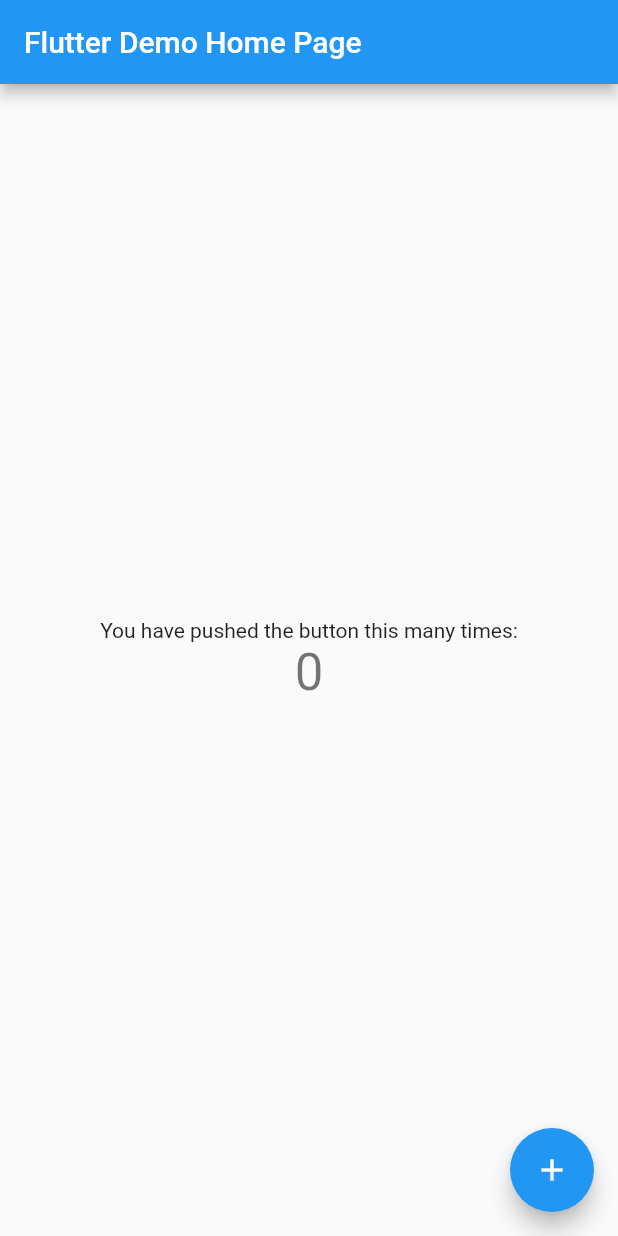
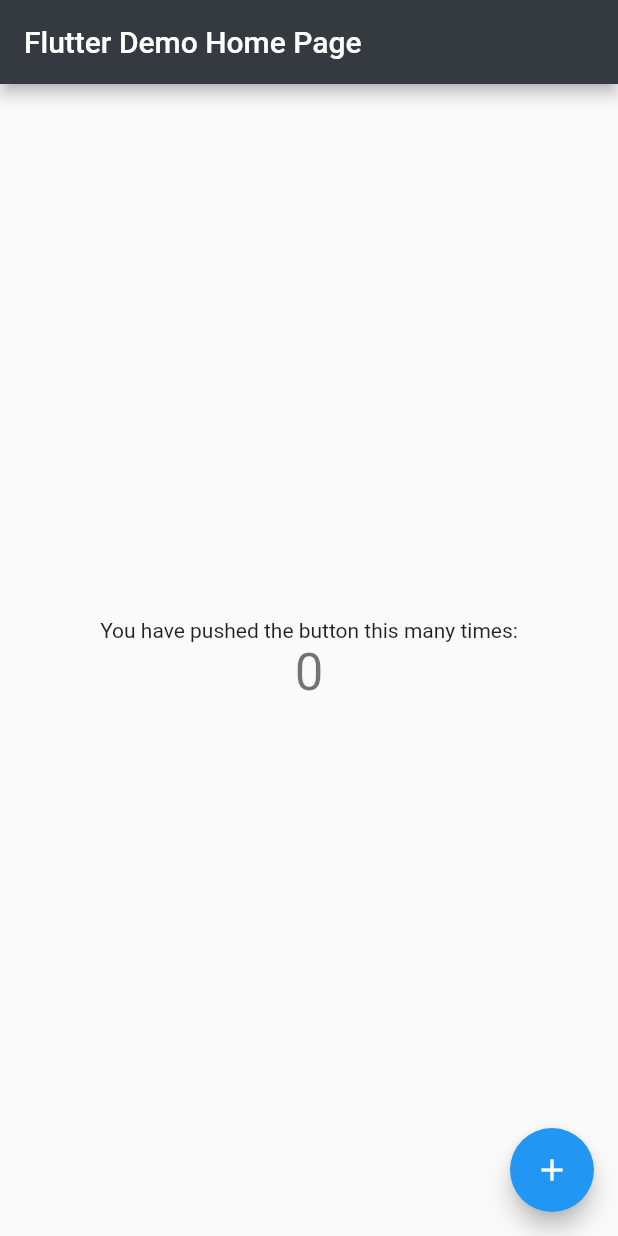
Before and after one commit to rrreb/FYP-mobile-app, a Flutter app: the screen it shows after launch, on a phone screen of 412 x 824 dp. Run offline on Flutter 3.47's test engine with Material 2 defaults, Android fonts, the phone set to English and light mode, and no system bars.

Commit message:
update theme color

```diff
--- a/flutter_application/lib/main.dart
+++ b/flutter_application/lib/main.dart
@@ -22,8 +22,11 @@ class MyApp extends StatelessWidget {
           // or simply save your changes to "hot reload" in a Flutter IDE).
           // Notice that the counter didn't reset back to zero; the application
           // is not restarted.
-        primarySwatch: Colors.blue,
-      ),
+          colorScheme: ColorScheme.fromSwatch().copyWith(
+        background: const Color(0xfff2f2f2),
+        primary: const Color(0xFF343A40),
+        // secondary: const Color(0xFFFFC107),
+      )),
       home: const MyHomePage(title: 'Flutter Demo Home Page'),
     );
   }
```
Lines whose indentation alone changed are shown as unchanged.
